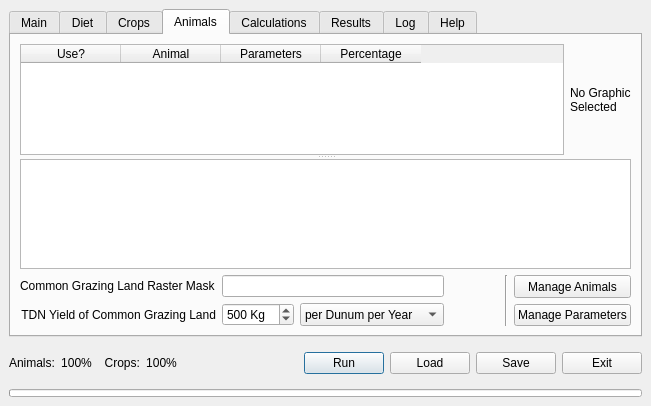
Above: src/ui/lamainformbase.ui from arkygeek/landuseanalyst before the change. Below: the same form after it.
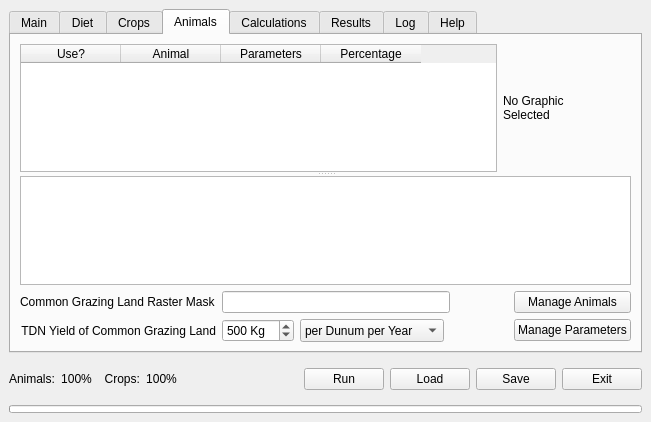
That is the form after the change. The open tabs and pages were chosen to show the change. Icons and pictures are not drawn.

Commit message: scaled graphics now doesnt stretch forms, also added images to all manager forms changing the combobox in parameter manager changes the image to remind user what the parameter is assigned to

The edit to the form file:
```diff
--- a/src/ui/lamainformbase.ui
+++ b/src/ui/lamainformbase.ui
@@ -7,7 +7,7 @@
     <x>0</x>
     <y>0</y>
     <width>651</width>
-    <height>406</height>
+    <height>422</height>
    </rect>
   </property>
   <property name="sizePolicy" >
@@ -31,227 +31,6 @@
    <property name="spacing" >
     <number>6</number>
    </property>
-   <item row="1" column="0" >
-    <layout class="QVBoxLayout" >
-     <property name="margin" >
-      <number>0</number>
-     </property>
-     <property name="spacing" >
-      <number>6</number>
-     </property>
-     <item>
-      <layout class="QHBoxLayout" >
-       <property name="margin" >
-        <number>0</number>
-       </property>
-       <property name="spacing" >
-        <number>6</number>
-       </property>
-       <item>
-        <widget class="QLabel" name="label_5" >
-         <property name="toolTip" >
-          <string>&lt;html>&lt;head>&lt;meta name="qrichtext" content="1" />&lt;style type="text/css">
-p, li { white-space: pre-wrap; }
-&lt;/style>&lt;/head>&lt;body style=" font-family:'Sans Serif'; font-size:9pt; font-weight:400; font-style:normal; text-decoration:none;">
-&lt;p style=" margin-top:0px; margin-bottom:0px; margin-left:0px; margin-right:0px; -qt-block-indent:0; text-indent:0px;">This is the sum of percent of diet figures for all of the animals being used in the model.  &lt;span style=" font-weight:600; font-style:italic; text-decoration: underline; color:#0000ff;">This must be 100%&lt;/span> to run!&lt;/p>&lt;/body>&lt;/html></string>
-         </property>
-         <property name="text" >
-          <string>Animals:</string>
-         </property>
-        </widget>
-       </item>
-       <item>
-        <widget class="QLabel" name="labelAnimalCheck" >
-         <property name="toolTip" >
-          <string>&lt;html>&lt;head>&lt;meta name="qrichtext" content="1" />&lt;style type="text/css">
-p, li { white-space: pre-wrap; }
-&lt;/style>&lt;/head>&lt;body style=" font-family:'Sans Serif'; font-size:9pt; font-weight:400; font-style:normal; text-decoration:none;">
-&lt;p style=" margin-top:0px; margin-bottom:0px; margin-left:0px; margin-right:0px; -qt-block-indent:0; text-indent:0px;">This is the sum of percent of diet figures for all of the animals being used in the model.  &lt;span style=" font-weight:600; font-style:italic; text-decoration: underline; color:#0000ff;">This must be 100%&lt;/span> to run!&lt;/p>&lt;/body>&lt;/html></string>
-         </property>
-         <property name="text" >
-          <string>100%</string>
-         </property>
-         <property name="alignment" >
-          <set>Qt::AlignCenter</set>
-         </property>
-        </widget>
-       </item>
-       <item>
-        <widget class="QLabel" name="label_3" >
-         <property name="toolTip" >
-          <string>&lt;html>&lt;head>&lt;meta name="qrichtext" content="1" />&lt;style type="text/css">
-p, li { white-space: pre-wrap; }
-&lt;/style>&lt;/head>&lt;body style=" font-family:'Sans Serif'; font-size:9pt; font-weight:400; font-style:normal; text-decoration:none;">
-&lt;p style=" margin-top:0px; margin-bottom:0px; margin-left:0px; margin-right:0px; -qt-block-indent:0; text-indent:0px;">This is the sum of percent of diet figures for all of the crops being used in the model.  &lt;span style=" font-weight:600; font-style:italic; text-decoration: underline; color:#0000ff;">This must be 100%&lt;/span> to run!&lt;/p>&lt;/body>&lt;/html></string>
-         </property>
-         <property name="text" >
-          <string>  Crops:</string>
-         </property>
-        </widget>
-       </item>
-       <item>
-        <widget class="QLabel" name="labelCropCheck" >
-         <property name="toolTip" >
-          <string>&lt;html>&lt;head>&lt;meta name="qrichtext" content="1" />&lt;style type="text/css">
-p, li { white-space: pre-wrap; }
-&lt;/style>&lt;/head>&lt;body style=" font-family:'Sans Serif'; font-size:9pt; font-weight:400; font-style:normal; text-decoration:none;">
-&lt;p style=" margin-top:0px; margin-bottom:0px; margin-left:0px; margin-right:0px; -qt-block-indent:0; text-indent:0px;">This is the sum of percent of diet figures for all of the crops being used in the model.  &lt;span style=" font-weight:600; font-style:italic; text-decoration: underline; color:#0000ff;">This must be 100%&lt;/span> to run!&lt;/p>&lt;/body>&lt;/html></string>
-         </property>
-         <property name="text" >
-          <string>100%</string>
-         </property>
-         <property name="alignment" >
-          <set>Qt::AlignCenter</set>
-         </property>
-        </widget>
-       </item>
-       <item>
-        <spacer>
-         <property name="orientation" >
-          <enum>Qt::Horizontal</enum>
-         </property>
-         <property name="sizeHint" >
-          <size>
-           <width>16</width>
-           <height>40</height>
-          </size>
-         </property>
-        </spacer>
-       </item>
-       <item>
-        <widget class="QPushButton" name="pushButtonRun" >
-         <property name="sizePolicy" >
-          <sizepolicy>
-           <hsizetype>0</hsizetype>
-           <vsizetype>0</vsizetype>
-           <horstretch>0</horstretch>
-           <verstretch>0</verstretch>
-          </sizepolicy>
-         </property>
-         <property name="minimumSize" >
-          <size>
-           <width>0</width>
-           <height>0</height>
-          </size>
-         </property>
-         <property name="toolTip" >
-          <string>&lt;html>&lt;head>&lt;meta name="qrichtext" content="1" />&lt;style type="text/css">
-p, li { white-space: pre-wrap; }
-&lt;/style>&lt;/head>&lt;body style=" font-family:'Sans Serif'; font-size:9pt; font-weight:400; font-style:normal; text-decoration:none;">
-&lt;p style=" margin-top:0px; margin-bottom:0px; margin-left:0px; margin-right:0px; -qt-block-indent:0; text-indent:0px;">Run the model.&lt;/p>&lt;/body>&lt;/html></string>
-         </property>
-         <property name="whatsThis" >
-          <string>&lt;html>&lt;head>&lt;meta name="qrichtext" content="1" />&lt;style type="text/css">
-p, li { white-space: pre-wrap; }
-&lt;/style>&lt;/head>&lt;body style=" font-family:'Sans Serif'; font-size:9pt; font-weight:400; font-style:normal; text-decoration:none;">
-&lt;p style=" margin-top:0px; margin-bottom:0px; margin-left:0px; margin-right:0px; -qt-block-indent:0; text-indent:0px;">Pressing Calculate! will attempt to run the model with the parameters you have chosen.  If there are any errors, this process will fail, and indicate to you what the problem was.  To be on the safe side, always save your model before attempting to Calculate! it.  All results will be saved if the model runs correctly.&lt;/p>&lt;/body>&lt;/html></string>
-         </property>
-         <property name="text" >
-          <string>Run</string>
-         </property>
-        </widget>
-       </item>
-       <item>
-        <widget class="QPushButton" name="pushButtonLoad" >
-         <property name="sizePolicy" >
-          <sizepolicy>
-           <hsizetype>0</hsizetype>
-           <vsizetype>0</vsizetype>
-           <horstretch>0</horstretch>
-           <verstretch>0</verstretch>
-          </sizepolicy>
-         </property>
-         <property name="minimumSize" >
-          <size>
-           <width>0</width>
-           <height>0</height>
-          </size>
-         </property>
-         <property name="toolTip" >
-          <string>&lt;html>&lt;head>&lt;meta name="qrichtext" content="1" />&lt;style type="text/css">
-p, li { white-space: pre-wrap; }
-&lt;/style>&lt;/head>&lt;body style=" font-family:'Sans Serif'; font-size:9pt; font-weight:400; font-style:normal; text-decoration:none;">
-&lt;p style=" margin-top:0px; margin-bottom:0px; margin-left:0px; margin-right:0px; -qt-block-indent:0; text-indent:0px;">Load previously saved model parameters.&lt;/p>&lt;/body>&lt;/html></string>
-         </property>
-         <property name="text" >
-          <string>Load</string>
-         </property>
-        </widget>
-       </item>
-       <item>
-        <widget class="QPushButton" name="pushButtonSave" >
-         <property name="sizePolicy" >
-          <sizepolicy>
-           <hsizetype>0</hsizetype>
-           <vsizetype>0</vsizetype>
-           <horstretch>0</horstretch>
-           <verstretch>0</verstretch>
-          </sizepolicy>
-         </property>
-         <property name="toolTip" >
-          <string>&lt;html>&lt;head>&lt;meta name="qrichtext" content="1" />&lt;style type="text/css">
-p, li { white-space: pre-wrap; }
-&lt;/style>&lt;/head>&lt;body style=" font-family:'Sans Serif'; font-size:9pt; font-weight:400; font-style:normal; text-decoration:none;">
-&lt;p style=" margin-top:0px; margin-bottom:0px; margin-left:0px; margin-right:0px; -qt-block-indent:0; text-indent:0px;">Save all settings of this model to a file&lt;/p>&lt;/body>&lt;/html></string>
-         </property>
-         <property name="text" >
-          <string>Save</string>
-         </property>
-        </widget>
-       </item>
-       <item>
-        <widget class="QPushButton" name="pushButtonExit" >
-         <property name="sizePolicy" >
-          <sizepolicy>
-           <hsizetype>0</hsizetype>
-           <vsizetype>0</vsizetype>
-           <horstretch>0</horstretch>
-           <verstretch>0</verstretch>
-          </sizepolicy>
-         </property>
-         <property name="toolTip" >
-          <string>&lt;html>&lt;head>&lt;meta name="qrichtext" content="1" />&lt;style type="text/css">
-p, li { white-space: pre-wrap; }
-&lt;/style>&lt;/head>&lt;body style=" font-family:'Sans Serif'; font-size:9pt; font-weight:400; font-style:normal; text-decoration:none;">
-&lt;p style="-qt-paragraph-type:empty; margin-top:0px; margin-bottom:0px; margin-left:0px; margin-right:0px; -qt-block-indent:0; text-indent:0px;">&lt;/p>&lt;/body>&lt;/html></string>
-         </property>
-         <property name="text" >
-          <string>Exit</string>
-         </property>
-        </widget>
-       </item>
-      </layout>
-     </item>
-     <item>
-      <widget class="QProgressBar" name="progressBarCalcs" >
-       <property name="maximumSize" >
-        <size>
-         <width>16777215</width>
-         <height>8</height>
-        </size>
-       </property>
-       <property name="toolTip" >
-        <string>&lt;html>&lt;head>&lt;meta name="qrichtext" content="1" />&lt;style type="text/css">
-p, li { white-space: pre-wrap; }
-&lt;/style>&lt;/head>&lt;body style=" font-family:'Sans Serif'; font-size:9pt; font-weight:400; font-style:normal; text-decoration:none;">
-&lt;p style=" margin-top:0px; margin-bottom:0px; margin-left:0px; margin-right:0px; -qt-block-indent:0; text-indent:0px;">Shows when program is busy, or progress of tasks.&lt;/p>&lt;/body>&lt;/html></string>
-       </property>
-       <property name="value" >
-        <number>0</number>
-       </property>
-       <property name="textVisible" >
-        <bool>false</bool>
-       </property>
-       <property name="orientation" >
-        <enum>Qt::Horizontal</enum>
-       </property>
-       <property name="format" >
-        <string>%p%</string>
-       </property>
-      </widget>
-     </item>
-    </layout>
-   </item>
    <item row="0" column="0" >
     <widget class="QTabWidget" name="MainTabs" >
      <property name="sizePolicy" >
@@ -1727,88 +1506,6 @@
        <property name="spacing" >
         <number>6</number>
        </property>
-       <item row="0" column="0" colspan="6" >
-        <widget class="QSplitter" name="splitter_3" >
-         <property name="orientation" >
-          <enum>Qt::Vertical</enum>
-         </property>
-         <widget class="QWidget" name="layoutWidget" >
-          <layout class="QHBoxLayout" >
-           <property name="margin" >
-            <number>0</number>
-           </property>
-           <property name="spacing" >
-            <number>6</number>
-           </property>
-           <item>
-            <widget class="QTableWidget" name="tblAnimals" >
-             <property name="toolTip" >
-              <string>&lt;html>&lt;head>&lt;meta name="qrichtext" content="1" />&lt;style type="text/css">
-p, li { white-space: pre-wrap; }
-&lt;/style>&lt;/head>&lt;body style=" font-family:'Sans Serif'; font-size:9pt; font-weight:400; font-style:normal; text-decoration:none;">
-&lt;p style=" margin-top:0px; margin-bottom:0px; margin-left:0px; margin-right:0px; -qt-block-indent:0; text-indent:0px;">The animal selected here will be displayed below.  If the animal is to be included in the model, it must be checked off on left.  The model parameters must also be defined and linked to each animal being modelled.&lt;/p>&lt;/body>&lt;/html></string>
-             </property>
-             <property name="whatsThis" >
-              <string>&lt;html>&lt;head>&lt;meta name="qrichtext" content="1" />&lt;style type="text/css">
-p, li { white-space: pre-wrap; }
-&lt;/style>&lt;/head>&lt;body style=" font-family:'Sans Serif'; font-size:9pt; font-weight:400; font-style:normal; text-decoration:none;">
-&lt;p style=" margin-top:0px; margin-bottom:0px; margin-left:0px; margin-right:0px; -qt-block-indent:0; text-indent:0px;">The Animal Interface has been designed to be very simple and easy to use. The top section lists all of the defined animals, and selecting one will display its settings in the two lower sections. The lower sections are divided into the animal definition details on the left, and the model parameter settings for the currently selected animal on the right.&lt;/p>
-&lt;p style=" margin-top:12px; margin-bottom:12px; margin-left:0px; margin-right:0px; -qt-block-indent:0; text-indent:0px;">If you wish to edit either the animal or its parameters, you simply click on the Manage button below the display areas.&lt;/p>&lt;/body>&lt;/html></string>
-             </property>
-             <property name="alternatingRowColors" >
-              <bool>true</bool>
-             </property>
-             <property name="selectionMode" >
-              <enum>QAbstractItemView::SingleSelection</enum>
-             </property>
-             <property name="selectionBehavior" >
-              <enum>QAbstractItemView::SelectRows</enum>
-             </property>
-             <property name="showGrid" >
-              <bool>false</bool>
-             </property>
-             <column>
-              <property name="text" >
-               <string>Use?</string>
-              </property>
-             </column>
-             <column>
-              <property name="text" >
-               <string>Animal</string>
-              </property>
-             </column>
-             <column>
-              <property name="text" >
-               <string>Parameters</string>
-              </property>
-             </column>
-             <column>
-              <property name="text" >
-               <string>Percentage</string>
-              </property>
-             </column>
-            </widget>
-           </item>
-           <item>
-            <widget class="QLabel" name="lblAnimalPix" >
-             <property name="text" >
-              <string>No Graphic
-Selected</string>
-             </property>
-            </widget>
-           </item>
-          </layout>
-         </widget>
-         <widget class="QTextBrowser" name="textBrowserAnimalDefinition" >
-          <property name="toolTip" >
-           <string>&lt;html>&lt;head>&lt;meta name="qrichtext" content="1" />&lt;style type="text/css">
-p, li { white-space: pre-wrap; }
-&lt;/style>&lt;/head>&lt;body style=" font-family:'Sans Serif'; font-size:9pt; font-weight:400; font-style:normal; text-decoration:none;">
-&lt;p style=" margin-top:0px; margin-bottom:0px; margin-left:0px; margin-right:0px; -qt-block-indent:0; text-indent:0px;">Select an animal above to refresh this window&lt;/p>&lt;/body>&lt;/html></string>
-          </property>
-         </widget>
-        </widget>
-       </item>
        <item rowspan="2" row="1" column="5" >
         <layout class="QVBoxLayout" >
          <property name="margin" >
@@ -1822,7 +1519,7 @@
            <property name="sizePolicy" >
             <sizepolicy>
              <hsizetype>5</hsizetype>
-             <vsizetype>5</vsizetype>
+             <vsizetype>0</vsizetype>
              <horstretch>0</horstretch>
              <verstretch>0</verstretch>
             </sizepolicy>
@@ -1849,7 +1546,7 @@
            <property name="sizePolicy" >
             <sizepolicy>
              <hsizetype>0</hsizetype>
-             <vsizetype>5</vsizetype>
+             <vsizetype>0</vsizetype>
              <horstretch>0</horstretch>
              <verstretch>0</verstretch>
             </sizepolicy>
@@ -1874,7 +1571,137 @@
          </item>
         </layout>
        </item>
-       <item row="2" column="3" >
+       <item row="1" column="4" >
+        <spacer>
+         <property name="orientation" >
+          <enum>Qt::Horizontal</enum>
+         </property>
+         <property name="sizeHint" >
+          <size>
+           <width>40</width>
+           <height>20</height>
+          </size>
+         </property>
+        </spacer>
+       </item>
+       <item row="0" column="0" colspan="6" >
+        <widget class="QSplitter" name="splitter_3" >
+         <property name="orientation" >
+          <enum>Qt::Vertical</enum>
+         </property>
+         <widget class="QWidget" name="" >
+          <layout class="QGridLayout" >
+           <property name="margin" >
+            <number>0</number>
+           </property>
+           <property name="spacing" >
+            <number>6</number>
+           </property>
+           <item rowspan="2" row="0" column="0" >
+            <widget class="QTableWidget" name="tblAnimals" >
+             <property name="toolTip" >
+              <string>&lt;html>&lt;head>&lt;meta name="qrichtext" content="1" />&lt;style type="text/css">
+p, li { white-space: pre-wrap; }
+&lt;/style>&lt;/head>&lt;body style=" font-family:'Sans Serif'; font-size:9pt; font-weight:400; font-style:normal; text-decoration:none;">
+&lt;p style=" margin-top:0px; margin-bottom:0px; margin-left:0px; margin-right:0px; -qt-block-indent:0; text-indent:0px;">The animal selected here will be displayed below.  If the animal is to be included in the model, it must be checked off on left.  The model parameters must also be defined and linked to each animal being modelled.&lt;/p>&lt;/body>&lt;/html></string>
+             </property>
+             <property name="whatsThis" >
+              <string>&lt;html>&lt;head>&lt;meta name="qrichtext" content="1" />&lt;style type="text/css">
+p, li { white-space: pre-wrap; }
+&lt;/style>&lt;/head>&lt;body style=" font-family:'Sans Serif'; font-size:9pt; font-weight:400; font-style:normal; text-decoration:none;">
+&lt;p style=" margin-top:0px; margin-bottom:0px; margin-left:0px; margin-right:0px; -qt-block-indent:0; text-indent:0px;">The Animal Interface has been designed to be very simple and easy to use. The top section lists all of the defined animals, and selecting one will display its settings in the two lower sections. The lower sections are divided into the animal definition details on the left, and the model parameter settings for the currently selected animal on the right.&lt;/p>
+&lt;p style=" margin-top:12px; margin-bottom:12px; margin-left:0px; margin-right:0px; -qt-block-indent:0; text-indent:0px;">If you wish to edit either the animal or its parameters, you simply click on the Manage button below the display areas.&lt;/p>&lt;/body>&lt;/html></string>
+             </property>
+             <property name="alternatingRowColors" >
+              <bool>true</bool>
+             </property>
+             <property name="selectionMode" >
+              <enum>QAbstractItemView::SingleSelection</enum>
+             </property>
+             <property name="selectionBehavior" >
+              <enum>QAbstractItemView::SelectRows</enum>
+             </property>
+             <property name="showGrid" >
+              <bool>false</bool>
+             </property>
+             <column>
+              <property name="text" >
+               <string>Use?</string>
+              </property>
+             </column>
+             <column>
+              <property name="text" >
+               <string>Animal</string>
+              </property>
+             </column>
+             <column>
+              <property name="text" >
+               <string>Parameters</string>
+              </property>
+             </column>
+             <column>
+              <property name="text" >
+               <string>Percentage</string>
+              </property>
+             </column>
+            </widget>
+           </item>
+           <item row="1" column="1" >
+            <spacer>
+             <property name="orientation" >
+              <enum>Qt::Vertical</enum>
+             </property>
+             <property name="sizeHint" >
+              <size>
+               <width>20</width>
+               <height>16</height>
+              </size>
+             </property>
+            </spacer>
+           </item>
+           <item row="0" column="1" >
+            <widget class="QLabel" name="lblAnimalPix" >
+             <property name="minimumSize" >
+              <size>
+               <width>128</width>
+               <height>128</height>
+              </size>
+             </property>
+             <property name="maximumSize" >
+              <size>
+               <width>128</width>
+               <height>128</height>
+              </size>
+             </property>
+             <property name="text" >
+              <string>No Graphic
+Selected</string>
+             </property>
+            </widget>
+           </item>
+          </layout>
+         </widget>
+         <widget class="QTextBrowser" name="textBrowserAnimalDefinition" >
+          <property name="toolTip" >
+           <string>&lt;html>&lt;head>&lt;meta name="qrichtext" content="1" />&lt;style type="text/css">
+p, li { white-space: pre-wrap; }
+&lt;/style>&lt;/head>&lt;body style=" font-family:'Sans Serif'; font-size:9pt; font-weight:400; font-style:normal; text-decoration:none;">
+&lt;p style=" margin-top:0px; margin-bottom:0px; margin-left:0px; margin-right:0px; -qt-block-indent:0; text-indent:0px;">Select an animal above to refresh this window&lt;/p>&lt;/body>&lt;/html></string>
+          </property>
+         </widget>
+        </widget>
+       </item>
+       <item row="1" column="1" colspan="3" >
+        <widget class="QLineEdit" name="leCommonGrazingLandRasterName" />
+       </item>
+       <item row="1" column="0" >
+        <widget class="QLabel" name="label_25" >
+         <property name="text" >
+          <string>Common Grazing Land Raster Mask</string>
+         </property>
+        </widget>
+       </item>
+       <item row="2" column="3" colspan="2" >
         <spacer>
          <property name="orientation" >
           <enum>Qt::Horizontal</enum>
@@ -1969,36 +1796,6 @@
          </item>
         </widget>
        </item>
-       <item row="1" column="3" >
-        <spacer>
-         <property name="orientation" >
-          <enum>Qt::Horizontal</enum>
-         </property>
-         <property name="sizeHint" >
-          <size>
-           <width>40</width>
-           <height>20</height>
-          </size>
-         </property>
-        </spacer>
-       </item>
-       <item row="1" column="1" colspan="2" >
-        <widget class="QLineEdit" name="leCommonGrazingLandRasterName" />
-       </item>
-       <item row="1" column="0" >
-        <widget class="QLabel" name="label_25" >
-         <property name="text" >
-          <string>Common Grazing Land Raster Mask</string>
-         </property>
-        </widget>
-       </item>
-       <item rowspan="2" row="1" column="4" >
-        <widget class="Line" name="line" >
-         <property name="orientation" >
-          <enum>Qt::Vertical</enum>
-         </property>
-        </widget>
-       </item>
       </layout>
      </widget>
      <widget class="QWidget" name="results_tab" >
@@ -2808,6 +2605,227 @@
      </widget>
     </widget>
    </item>
+   <item row="1" column="0" >
+    <layout class="QVBoxLayout" >
+     <property name="margin" >
+      <number>0</number>
+     </property>
+     <property name="spacing" >
+      <number>6</number>
+     </property>
+     <item>
+      <layout class="QHBoxLayout" >
+       <property name="margin" >
+        <number>0</number>
+       </property>
+       <property name="spacing" >
+        <number>6</number>
+       </property>
+       <item>
+        <widget class="QLabel" name="label_5" >
+         <property name="toolTip" >
+          <string>&lt;html>&lt;head>&lt;meta name="qrichtext" content="1" />&lt;style type="text/css">
+p, li { white-space: pre-wrap; }
+&lt;/style>&lt;/head>&lt;body style=" font-family:'Sans Serif'; font-size:9pt; font-weight:400; font-style:normal; text-decoration:none;">
+&lt;p style=" margin-top:0px; margin-bottom:0px; margin-left:0px; margin-right:0px; -qt-block-indent:0; text-indent:0px;">This is the sum of percent of diet figures for all of the animals being used in the model.  &lt;span style=" font-weight:600; font-style:italic; text-decoration: underline; color:#0000ff;">This must be 100%&lt;/span> to run!&lt;/p>&lt;/body>&lt;/html></string>
+         </property>
+         <property name="text" >
+          <string>Animals:</string>
+         </property>
+        </widget>
+       </item>
+       <item>
+        <widget class="QLabel" name="labelAnimalCheck" >
+         <property name="toolTip" >
+          <string>&lt;html>&lt;head>&lt;meta name="qrichtext" content="1" />&lt;style type="text/css">
+p, li { white-space: pre-wrap; }
+&lt;/style>&lt;/head>&lt;body style=" font-family:'Sans Serif'; font-size:9pt; font-weight:400; font-style:normal; text-decoration:none;">
+&lt;p style=" margin-top:0px; margin-bottom:0px; margin-left:0px; margin-right:0px; -qt-block-indent:0; text-indent:0px;">This is the sum of percent of diet figures for all of the animals being used in the model.  &lt;span style=" font-weight:600; font-style:italic; text-decoration: underline; color:#0000ff;">This must be 100%&lt;/span> to run!&lt;/p>&lt;/body>&lt;/html></string>
+         </property>
+         <property name="text" >
+          <string>100%</string>
+         </property>
+         <property name="alignment" >
+          <set>Qt::AlignCenter</set>
+         </property>
+        </widget>
+       </item>
+       <item>
+        <widget class="QLabel" name="label_3" >
+         <property name="toolTip" >
+          <string>&lt;html>&lt;head>&lt;meta name="qrichtext" content="1" />&lt;style type="text/css">
+p, li { white-space: pre-wrap; }
+&lt;/style>&lt;/head>&lt;body style=" font-family:'Sans Serif'; font-size:9pt; font-weight:400; font-style:normal; text-decoration:none;">
+&lt;p style=" margin-top:0px; margin-bottom:0px; margin-left:0px; margin-right:0px; -qt-block-indent:0; text-indent:0px;">This is the sum of percent of diet figures for all of the crops being used in the model.  &lt;span style=" font-weight:600; font-style:italic; text-decoration: underline; color:#0000ff;">This must be 100%&lt;/span> to run!&lt;/p>&lt;/body>&lt;/html></string>
+         </property>
+         <property name="text" >
+          <string>  Crops:</string>
+         </property>
+        </widget>
+       </item>
+       <item>
+        <widget class="QLabel" name="labelCropCheck" >
+         <property name="toolTip" >
+          <string>&lt;html>&lt;head>&lt;meta name="qrichtext" content="1" />&lt;style type="text/css">
+p, li { white-space: pre-wrap; }
+&lt;/style>&lt;/head>&lt;body style=" font-family:'Sans Serif'; font-size:9pt; font-weight:400; font-style:normal; text-decoration:none;">
+&lt;p style=" margin-top:0px; margin-bottom:0px; margin-left:0px; margin-right:0px; -qt-block-indent:0; text-indent:0px;">This is the sum of percent of diet figures for all of the crops being used in the model.  &lt;span style=" font-weight:600; font-style:italic; text-decoration: underline; color:#0000ff;">This must be 100%&lt;/span> to run!&lt;/p>&lt;/body>&lt;/html></string>
+         </property>
+         <property name="text" >
+          <string>100%</string>
+         </property>
+         <property name="alignment" >
+          <set>Qt::AlignCenter</set>
+         </property>
+        </widget>
+       </item>
+       <item>
+        <spacer>
+         <property name="orientation" >
+          <enum>Qt::Horizontal</enum>
+         </property>
+         <property name="sizeHint" >
+          <size>
+           <width>16</width>
+           <height>40</height>
+          </size>
+         </property>
+        </spacer>
+       </item>
+       <item>
+        <widget class="QPushButton" name="pushButtonRun" >
+         <property name="sizePolicy" >
+          <sizepolicy>
+           <hsizetype>0</hsizetype>
+           <vsizetype>0</vsizetype>
+           <horstretch>0</horstretch>
+           <verstretch>0</verstretch>
+          </sizepolicy>
+         </property>
+         <property name="minimumSize" >
+          <size>
+           <width>0</width>
+           <height>0</height>
+          </size>
+         </property>
+         <property name="toolTip" >
+          <string>&lt;html>&lt;head>&lt;meta name="qrichtext" content="1" />&lt;style type="text/css">
+p, li { white-space: pre-wrap; }
+&lt;/style>&lt;/head>&lt;body style=" font-family:'Sans Serif'; font-size:9pt; font-weight:400; font-style:normal; text-decoration:none;">
+&lt;p style=" margin-top:0px; margin-bottom:0px; margin-left:0px; margin-right:0px; -qt-block-indent:0; text-indent:0px;">Run the model.&lt;/p>&lt;/body>&lt;/html></string>
+         </property>
+         <property name="whatsThis" >
+          <string>&lt;html>&lt;head>&lt;meta name="qrichtext" content="1" />&lt;style type="text/css">
+p, li { white-space: pre-wrap; }
+&lt;/style>&lt;/head>&lt;body style=" font-family:'Sans Serif'; font-size:9pt; font-weight:400; font-style:normal; text-decoration:none;">
+&lt;p style=" margin-top:0px; margin-bottom:0px; margin-left:0px; margin-right:0px; -qt-block-indent:0; text-indent:0px;">Pressing Calculate! will attempt to run the model with the parameters you have chosen.  If there are any errors, this process will fail, and indicate to you what the problem was.  To be on the safe side, always save your model before attempting to Calculate! it.  All results will be saved if the model runs correctly.&lt;/p>&lt;/body>&lt;/html></string>
+         </property>
+         <property name="text" >
+          <string>Run</string>
+         </property>
+        </widget>
+       </item>
+       <item>
+        <widget class="QPushButton" name="pushButtonLoad" >
+         <property name="sizePolicy" >
+          <sizepolicy>
+           <hsizetype>0</hsizetype>
+           <vsizetype>0</vsizetype>
+           <horstretch>0</horstretch>
+           <verstretch>0</verstretch>
+          </sizepolicy>
+         </property>
+         <property name="minimumSize" >
+          <size>
+           <width>0</width>
+           <height>0</height>
+          </size>
+         </property>
+         <property name="toolTip" >
+          <string>&lt;html>&lt;head>&lt;meta name="qrichtext" content="1" />&lt;style type="text/css">
+p, li { white-space: pre-wrap; }
+&lt;/style>&lt;/head>&lt;body style=" font-family:'Sans Serif'; font-size:9pt; font-weight:400; font-style:normal; text-decoration:none;">
+&lt;p style=" margin-top:0px; margin-bottom:0px; margin-left:0px; margin-right:0px; -qt-block-indent:0; text-indent:0px;">Load previously saved model parameters.&lt;/p>&lt;/body>&lt;/html></string>
+         </property>
+         <property name="text" >
+          <string>Load</string>
+         </property>
+        </widget>
+       </item>
+       <item>
+        <widget class="QPushButton" name="pushButtonSave" >
+         <property name="sizePolicy" >
+          <sizepolicy>
+           <hsizetype>0</hsizetype>
+           <vsizetype>0</vsizetype>
+           <horstretch>0</horstretch>
+           <verstretch>0</verstretch>
+          </sizepolicy>
+         </property>
+         <property name="toolTip" >
+          <string>&lt;html>&lt;head>&lt;meta name="qrichtext" content="1" />&lt;style type="text/css">
+p, li { white-space: pre-wrap; }
+&lt;/style>&lt;/head>&lt;body style=" font-family:'Sans Serif'; font-size:9pt; font-weight:400; font-style:normal; text-decoration:none;">
+&lt;p style=" margin-top:0px; margin-bottom:0px; margin-left:0px; margin-right:0px; -qt-block-indent:0; text-indent:0px;">Save all settings of this model to a file&lt;/p>&lt;/body>&lt;/html></string>
+         </property>
+         <property name="text" >
+          <string>Save</string>
+         </property>
+        </widget>
+       </item>
+       <item>
+        <widget class="QPushButton" name="pushButtonExit" >
+         <property name="sizePolicy" >
+          <sizepolicy>
+           <hsizetype>0</hsizetype>
+           <vsizetype>0</vsizetype>
+           <horstretch>0</horstretch>
+           <verstretch>0</verstretch>
+          </sizepolicy>
+         </property>
+         <property name="toolTip" >
+          <string>&lt;html>&lt;head>&lt;meta name="qrichtext" content="1" />&lt;style type="text/css">
+p, li { white-space: pre-wrap; }
+&lt;/style>&lt;/head>&lt;body style=" font-family:'Sans Serif'; font-size:9pt; font-weight:400; font-style:normal; text-decoration:none;">
+&lt;p style="-qt-paragraph-type:empty; margin-top:0px; margin-bottom:0px; margin-left:0px; margin-right:0px; -qt-block-indent:0; text-indent:0px;">&lt;/p>&lt;/body>&lt;/html></string>
+         </property>
+         <property name="text" >
+          <string>Exit</string>
+         </property>
+        </widget>
+       </item>
+      </layout>
+     </item>
+     <item>
+      <widget class="QProgressBar" name="progressBarCalcs" >
+       <property name="maximumSize" >
+        <size>
+         <width>16777215</width>
+         <height>8</height>
+        </size>
+       </property>
+       <property name="toolTip" >
+        <string>&lt;html>&lt;head>&lt;meta name="qrichtext" content="1" />&lt;style type="text/css">
+p, li { white-space: pre-wrap; }
+&lt;/style>&lt;/head>&lt;body style=" font-family:'Sans Serif'; font-size:9pt; font-weight:400; font-style:normal; text-decoration:none;">
+&lt;p style=" margin-top:0px; margin-bottom:0px; margin-left:0px; margin-right:0px; -qt-block-indent:0; text-indent:0px;">Shows when program is busy, or progress of tasks.&lt;/p>&lt;/body>&lt;/html></string>
+       </property>
+       <property name="value" >
+        <number>0</number>
+       </property>
+       <property name="textVisible" >
+        <bool>false</bool>
+       </property>
+       <property name="orientation" >
+        <enum>Qt::Horizontal</enum>
+       </property>
+       <property name="format" >
+        <string>%p%</string>
+       </property>
+      </widget>
+     </item>
+    </layout>
+   </item>
   </layout>
  </widget>
  <tabstops>
```
Left out of the diff: 218 changed lines with no effect on the pictures. The commit also changes 11 other files.
